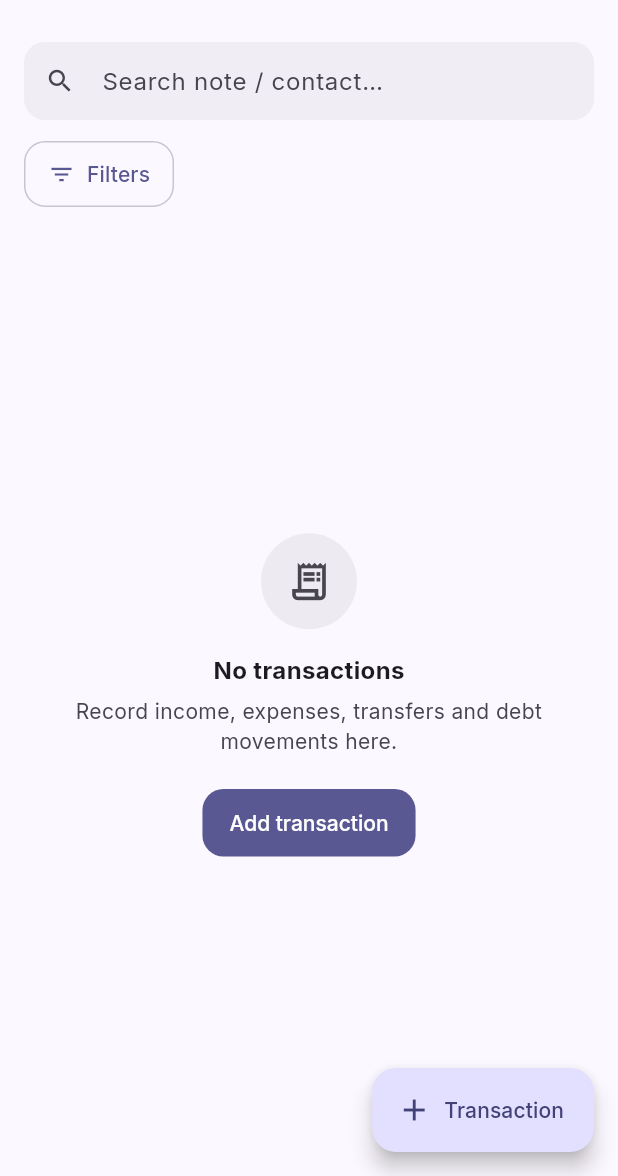
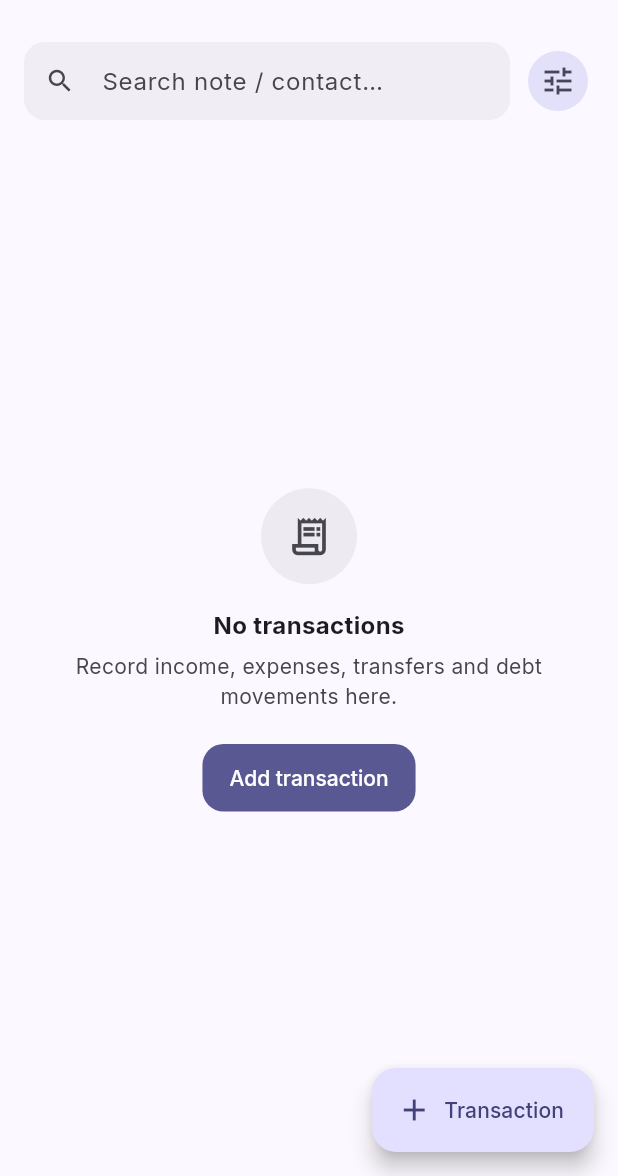
Before and after one commit to TheCoderAS/nizkhata, a Flutter app: the TransactionsScreen screen opened by its route, on a phone screen of 412 x 824 dp, the part 60-1236 px from its top. Run offline on Flutter 3.47's test engine with Material 3 defaults, Android fonts, the phone set to English and light mode, and no system bars; our stand-ins replace cloud_firestore, firebase_auth, firebase_core, fl_chart, go_router, google_fonts and 3 more; accounts and stored records are empty.

Commit message:
Card view (with show/hide fields) + redesigned filter bar across all list screens
- Revert all 6 list screens (transactions/dues/debts/contacts/accounts/categories) from the dense table to EntityCardList: tappable cards with a title, prominent colored amount, and toggleable secondary fields (persisted per list), plus built-in Sort control
- Filter bar redesign: search + a compact filledTonal filter button with a count badge on one row; active-filter chips in a single horizontally-scrollable row shown only when filters are active (no more odd empty space)
- Contacts cards get an avatar leading; accounts/categories keep detail sheets + menus
- Remove now-orphaned data_table_view.dart

```diff
--- a/mobile/lib/screens/transactions_screen.dart
+++ b/mobile/lib/screens/transactions_screen.dart
@@ -7,7 +7,7 @@ import '../data/models.dart';
 import '../state/data_controller.dart';
 import '../state/workspace_controller.dart';
 import '../widgets/common.dart';
-import '../widgets/data_table_view.dart';
+import '../widgets/entity_card_list.dart';
 import 'split_transaction_form.dart';
 import 'transaction_detail.dart';
 import 'transaction_form.dart';
@@ -256,6 +256,9 @@ class _TransactionsScreenState extends State<TransactionsScreen> {
         children: [
           Padding(
             padding: const EdgeInsets.fromLTRB(16, 12, 16, 4),
+            child: Row(
+              children: [
+                Expanded(
                   child: TextField(
                     onChanged: (v) => setState(() => _search = v),
                     decoration: const InputDecoration(
@@ -265,38 +268,49 @@ class _TransactionsScreenState extends State<TransactionsScreen> {
                     ),
                   ),
                 ),
-          Padding(
-            padding: const EdgeInsets.fromLTRB(16, 8, 16, 4),
-            child: Row(
-              children: [
-                OutlinedButton.icon(
+                Gap.sm,
+                IconButton.filledTonal(
                   onPressed: () => _openFilters(context),
-                  icon: const Icon(Icons.filter_list, size: 18),
-                  label: Text(_activeFilterCount > 0 ? 'Filters ($_activeFilterCount)' : 'Filters'),
+                  icon: Badge(
+                    isLabelVisible: _activeFilterCount > 0,
+                    label: Text('$_activeFilterCount'),
+                    child: const Icon(Icons.tune),
                   ),
-                const SizedBox(width: 8),
-                Expanded(
-                  child: Wrap(
-                    spacing: 6,
-                    runSpacing: 6,
-                    children: [
-                      if (_accountFilter != null)
-                        _chip('Account: ${data.accountsById[_accountFilter]?.name ?? 'Unknown'}',
-                            () => setState(() => _accountFilter = null)),
-                      if (_contactFilter != null)
-                        _chip('Contact: ${data.contactsById[_contactFilter]?.name ?? 'Unknown'}',
-                            () => setState(() => _contactFilter = null)),
-                      if (_categoryFilter != null)
-                        _chip('Category: ${data.categoriesById[_categoryFilter]?.name ?? 'Unknown'}',
-                            () => setState(() => _categoryFilter = null)),
-                      if (_typeFilter != null)
-                        _chip('Type: ${_kLineTypeLabels[_typeFilter] ?? _typeFilter}',
-                            () => setState(() => _typeFilter = null)),
-                      if (_splitOnly) _chip('Split only', () => setState(() => _splitOnly = false)),
+                ),
               ],
             ),
           ),
+          if (_activeFilterCount > 0)
+            Padding(
+              padding: const EdgeInsets.fromLTRB(16, 6, 16, 4),
+              child: SingleChildScrollView(
+                scrollDirection: Axis.horizontal,
+                child: Row(
+                  children: [
+                    if (_accountFilter != null) ...[
+                      _chip('Account: ${data.accountsById[_accountFilter]?.name ?? 'Unknown'}',
+                          () => setState(() => _accountFilter = null)),
+                      Gap.sm,
                     ],
+                    if (_contactFilter != null) ...[
+                      _chip('Contact: ${data.contactsById[_contactFilter]?.name ?? 'Unknown'}',
+                          () => setState(() => _contactFilter = null)),
+                      Gap.sm,
+                    ],
+                    if (_categoryFilter != null) ...[
+                      _chip('Category: ${data.categoriesById[_categoryFilter]?.name ?? 'Unknown'}',
+                          () => setState(() => _categoryFilter = null)),
+                      Gap.sm,
+                    ],
+                    if (_typeFilter != null) ...[
+                      _chip('Type: ${_kLineTypeLabels[_typeFilter] ?? _typeFilter}',
+                          () => setState(() => _typeFilter = null)),
+                      Gap.sm,
+                    ],
+                    if (_splitOnly)
+                      _chip('Split only', () => setState(() => _splitOnly = false)),
+                  ],
+                ),
               ),
             ),
           Expanded(
@@ -315,63 +329,62 @@ class _TransactionsScreenState extends State<TransactionsScreen> {
                                 child: const Text('Add transaction'))
                             : null),
                   )
-                : DataTableView<Txn>(
-                    tableId: 'transactions',
+                : EntityCardList<Txn>(
+                    listId: 'transactions',
                     rows: txns,
                     onRowTap: (t) => showTransactionDetail(context, t),
-                    columns: [
-                      DataColumn2<Txn>(
-                        key: 'date',
-                        label: 'Date',
-                        locked: true,
-                        defaultWidth: 104,
-                        sortValue: (t) => t.date,
-                        cell: (t) => Text(formatDate(t.date)),
-                      ),
-                      DataColumn2<Txn>(
-                        key: 'account',
-                        label: 'Account',
-                        defaultWidth: 140,
-                        sortValue: (t) => data.accountsById[t.accountId]?.name ?? '',
-                        cell: (t) => Text(data.accountsById[t.accountId]?.name ?? '—', overflow: TextOverflow.ellipsis),
-                      ),
-                      DataColumn2<Txn>(
-                        key: 'contact',
-                        label: 'Contact',
-                        defaultVisible: false,
-                        defaultWidth: 140,
-                        cell: (t) => Text(
-                            t.contactId != null ? data.contactsById[t.contactId]?.name ?? '—' : '—',
-                            overflow: TextOverflow.ellipsis),
-                      ),
-                      DataColumn2<Txn>(
-                        key: 'lines',
-                        label: 'Lines',
-                        defaultVisible: false,
-                        numeric: true,
-                        defaultWidth: 68,
-                        cell: (t) => Text('${t.lines.length}'),
-                      ),
-                      DataColumn2<Txn>(
+                    fields: [
+                      CardField<Txn>(
                         key: 'note',
                         label: 'Note',
-                        defaultVisible: false,
-                        defaultWidth: 170,
-                        cell: (t) => Text(t.note ?? '—', overflow: TextOverflow.ellipsis),
+                        role: CardRole.title,
+                        locked: true,
+                        text: (t) => t.note?.isNotEmpty == true ? t.note! : 'Transaction',
                       ),
-                      DataColumn2<Txn>(
+                      CardField<Txn>(
                         key: 'amount',
                         label: 'Amount',
-                        numeric: true,
-                        defaultWidth: 120,
+                        role: CardRole.amount,
                         sortValue: (t) => t.totalAmount,
-                        cell: (t) => Text(
+                        widget: (t) => Text(
                           formatMoney(t.totalAmount, currency),
                           style: TextStyle(
                             fontWeight: FontWeight.w600,
                             color: t.totalAmount < 0 ? AppColors.danger : AppColors.accent2,
                           ),
                         ),
+                      ),
+                      CardField<Txn>(
+                        key: 'date',
+                        label: 'Date',
+                        role: CardRole.meta,
+                        defaultVisible: true,
+                        sortValue: (t) => t.date,
+                        text: (t) => formatDate(t.date),
+                      ),
+                      CardField<Txn>(
+                        key: 'account',
+                        label: 'Account',
+                        role: CardRole.meta,
+                        defaultVisible: true,
+                        sortValue: (t) => data.accountsById[t.accountId]?.name ?? '',
+                        text: (t) => data.accountsById[t.accountId]?.name ?? '—',
+                      ),
+                      CardField<Txn>(
+                        key: 'contact',
+                        label: 'Contact',
+                        role: CardRole.meta,
+                        defaultVisible: false,
+                        text: (t) => t.contactId != null
+                            ? data.contactsById[t.contactId]?.name ?? '—'
+                            : '—',
+                      ),
+                      CardField<Txn>(
+                        key: 'lines',
+                        label: 'Lines',
+                        role: CardRole.meta,
+                        defaultVisible: false,
+                        text: (t) => '${t.lines.length}',
                       ),
                     ],
                   ),
```
Also changed, not shown: mobile/lib/screens/accounts_screen.dart (+22 -38 lines), mobile/lib/screens/categories_screen.dart (+12 -14 lines), mobile/lib/screens/contacts_screen.dart (+13 -16 lines), mobile/lib/screens/debts_screen.dart (+24 -28 lines), mobile/lib/screens/dues_screen.dart (+50 -44 lines), mobile/lib/widgets/data_table_view.dart (deleted, +0 -335 lines). Lines whose indentation alone changed are shown as unchanged.
